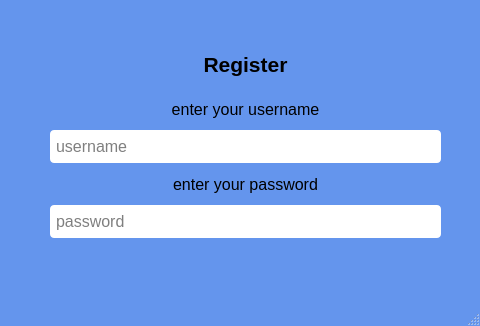
amxnese/DevCollab, file register.ui: the form before one commit.
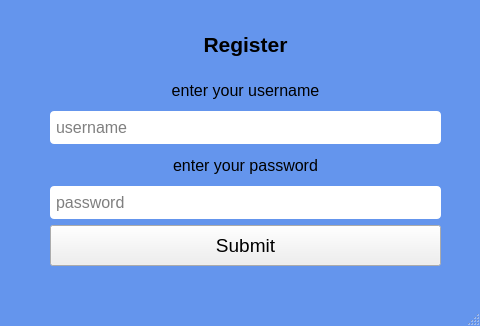
The form after the commit.

Commit message: added a submit button for the register page

```diff
--- a/register.ui
+++ b/register.ui
@@ -26,9 +26,9 @@
     <property name="geometry">
      <rect>
       <x>50</x>
-      <y>40</y>
+      <y>20</y>
       <width>391</width>
-      <height>198</height>
+      <height>246</height>
      </rect>
     </property>
     <layout class="QVBoxLayout" name="Layout">
@@ -180,6 +180,27 @@
        </item>
       </layout>
      </item>
+     <item>
+      <widget class="QPushButton" name="register_button">
+       <property name="minimumSize">
+        <size>
+         <width>0</width>
+         <height>41</height>
+        </size>
+       </property>
+       <property name="font">
+        <font>
+         <pointsize>14</pointsize>
+        </font>
+       </property>
+       <property name="cursor">
+        <cursorShape>PointingHandCursor</cursorShape>
+       </property>
+       <property name="text">
+        <string>Submit</string>
+       </property>
+      </widget>
+     </item>
     </layout>
    </widget>
   </widget>
```
